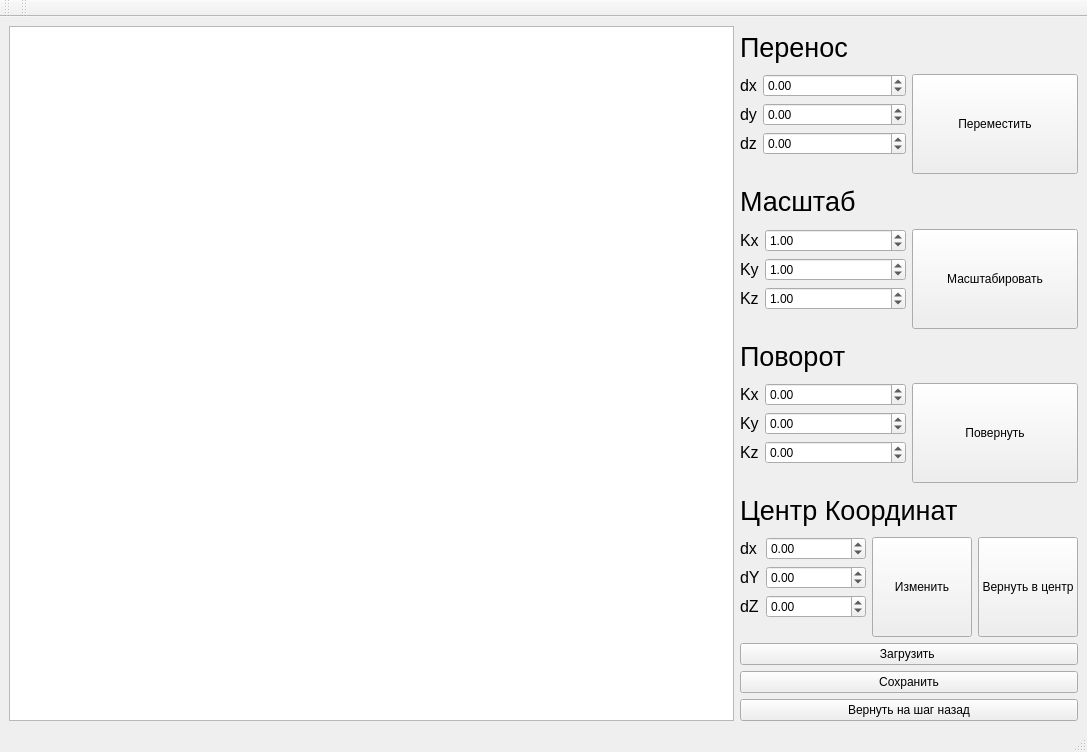
Above: mainwindow.ui from needsomesleeptd/OOP before the change. Below: the same form after it.
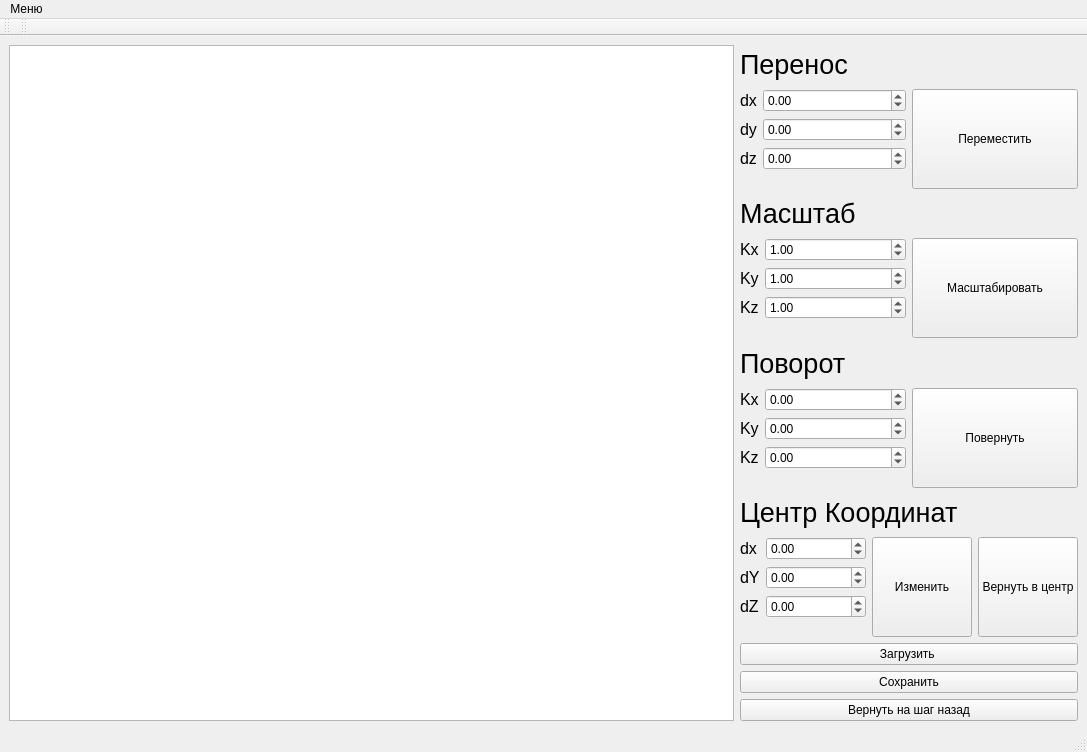
That is the form after the change.

The edit to the form file:
```diff
--- a/mainwindow.ui
+++ b/mainwindow.ui
@@ -89,6 +89,12 @@
            <layout class="QFormLayout" name="formLayout_5">
             <item row="0" column="0">
              <widget class="QLabel" name="kxLabel_3">
+              <property name="sizePolicy">
+               <sizepolicy hsizetype="Minimum" vsizetype="Preferred">
+                <horstretch>0</horstretch>
+                <verstretch>0</verstretch>
+               </sizepolicy>
+              </property>
               <property name="font">
                <font>
                 <pointsize>12</pointsize>
@@ -101,6 +107,12 @@
             </item>
             <item row="1" column="0">
              <widget class="QLabel" name="kyLabel_3">
+              <property name="sizePolicy">
+               <sizepolicy hsizetype="Minimum" vsizetype="Preferred">
+                <horstretch>0</horstretch>
+                <verstretch>0</verstretch>
+               </sizepolicy>
+              </property>
               <property name="font">
                <font>
                 <pointsize>12</pointsize>
@@ -113,6 +125,12 @@
             </item>
             <item row="2" column="0">
              <widget class="QLabel" name="kzLabel_3">
+              <property name="sizePolicy">
+               <sizepolicy hsizetype="Minimum" vsizetype="Preferred">
+                <horstretch>0</horstretch>
+                <verstretch>0</verstretch>
+               </sizepolicy>
+              </property>
               <property name="font">
                <font>
                 <pointsize>12</pointsize>
@@ -125,6 +143,12 @@
             </item>
             <item row="0" column="1">
              <widget class="QDoubleSpinBox" name="move_x">
+              <property name="sizePolicy">
+               <sizepolicy hsizetype="Minimum" vsizetype="Fixed">
+                <horstretch>0</horstretch>
+                <verstretch>0</verstretch>
+               </sizepolicy>
+              </property>
               <property name="minimumSize">
                <size>
                 <width>100</width>
@@ -141,6 +165,12 @@
             </item>
             <item row="1" column="1">
              <widget class="QDoubleSpinBox" name="move_y">
+              <property name="sizePolicy">
+               <sizepolicy hsizetype="Minimum" vsizetype="Fixed">
+                <horstretch>0</horstretch>
+                <verstretch>0</verstretch>
+               </sizepolicy>
+              </property>
               <property name="minimumSize">
                <size>
                 <width>100</width>
@@ -157,6 +187,12 @@
             </item>
             <item row="2" column="1">
              <widget class="QDoubleSpinBox" name="move_z">
+              <property name="sizePolicy">
+               <sizepolicy hsizetype="Minimum" vsizetype="Fixed">
+                <horstretch>0</horstretch>
+                <verstretch>0</verstretch>
+               </sizepolicy>
+              </property>
               <property name="minimumSize">
                <size>
                 <width>100</width>
@@ -633,6 +669,14 @@
      <height>22</height>
     </rect>
    </property>
+   <widget class="QMenu" name="menu">
+    <property name="title">
+     <string>Меню</string>
+    </property>
+    <addaction name="about_creator"/>
+    <addaction name="about_program"/>
+   </widget>
+   <addaction name="menu"/>
   </widget>
   <widget class="QStatusBar" name="statusbar"/>
   <widget class="QToolBar" name="toolBar">
```
Left out of the diff: 28 changed lines with no effect on the pictures.
